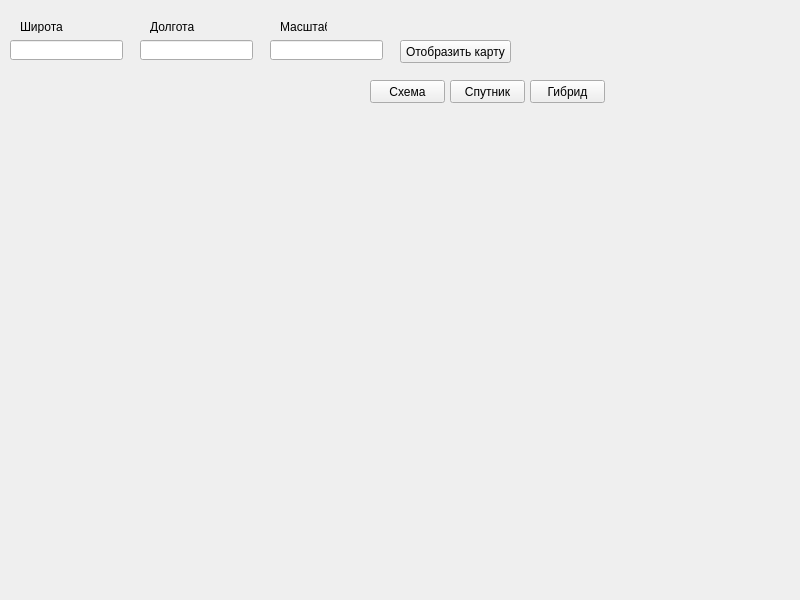
Above: main.ui from Igorka4k/Yandex_api before the change. Below: the same form after it.
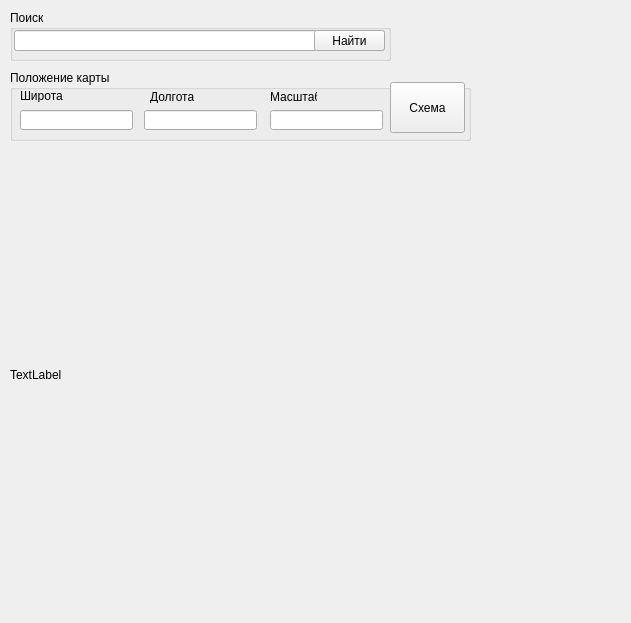
That is the form after the change.

Commit message: fourth task final bug found

The edit to the form file:
```diff
--- a/main.ui
+++ b/main.ui
@@ -6,8 +6,8 @@
    <rect>
     <x>0</x>
     <y>0</y>
-    <width>800</width>
-    <height>600</height>
+    <width>631</width>
+    <height>623</height>
    </rect>
   </property>
   <property name="windowTitle">
@@ -17,40 +17,52 @@
    <widget class="QLabel" name="label">
     <property name="geometry">
      <rect>
-      <x>20</x>
-      <y>110</y>
+      <x>10</x>
+      <y>150</y>
       <width>600</width>
       <height>450</height>
      </rect>
     </property>
     <property name="text">
-     <string/>
+     <string>TextLabel</string>
     </property>
    </widget>
-   <widget class="QLineEdit" name="lineEdit">
+   <widget class="QGroupBox" name="groupBox">
     <property name="geometry">
      <rect>
       <x>10</x>
-      <y>40</y>
-      <width>113</width>
-      <height>20</height>
+      <y>70</y>
+      <width>461</width>
+      <height>71</height>
      </rect>
     </property>
-   </widget>
-   <widget class="QLineEdit" name="lineEdit_2">
-    <property name="geometry">
-     <rect>
-      <x>140</x>
-      <y>40</y>
-      <width>113</width>
-      <height>20</height>
-     </rect>
+    <property name="title">
+     <string>Положение карты</string>
     </property>
-   </widget>
    <widget class="QLineEdit" name="lineEdit_3">
     <property name="geometry">
      <rect>
-      <x>270</x>
+       <x>260</x>
+       <y>40</y>
+       <width>113</width>
+       <height>20</height>
+      </rect>
+     </property>
+    </widget>
+    <widget class="QLineEdit" name="lineEdit_2">
+     <property name="geometry">
+      <rect>
+       <x>134</x>
+       <y>40</y>
+       <width>113</width>
+       <height>20</height>
+      </rect>
+     </property>
+    </widget>
+    <widget class="QLineEdit" name="lineEdit">
+     <property name="geometry">
+      <rect>
+       <x>10</x>
       <y>40</y>
       <width>113</width>
       <height>20</height>
@@ -60,8 +72,8 @@
    <widget class="QLabel" name="label_2">
     <property name="geometry">
      <rect>
-      <x>20</x>
-      <y>20</y>
+       <x>10</x>
+       <y>19</y>
       <width>47</width>
       <height>13</height>
      </rect>
@@ -73,7 +85,7 @@
    <widget class="QLabel" name="label_3">
     <property name="geometry">
      <rect>
-      <x>150</x>
+       <x>140</x>
       <y>20</y>
       <width>47</width>
       <height>13</height>
@@ -86,7 +98,7 @@
    <widget class="QLabel" name="label_4">
     <property name="geometry">
      <rect>
-      <x>280</x>
+       <x>260</x>
       <y>20</y>
       <width>47</width>
       <height>13</height>
@@ -96,57 +108,57 @@
      <string>Масштаб</string>
     </property>
    </widget>
-   <widget class="QPushButton" name="pushButton">
+    <widget class="QPushButton" name="pushButton_2">
     <property name="geometry">
      <rect>
-      <x>400</x>
-      <y>40</y>
-      <width>111</width>
-      <height>23</height>
-     </rect>
-    </property>
-    <property name="text">
-     <string>Отобразить карту</string>
-    </property>
-   </widget>
-   <widget class="QPushButton" name="buttonScheme">
-    <property name="geometry">
-     <rect>
-      <x>370</x>
-      <y>80</y>
+       <x>380</x>
+       <y>12</y>
       <width>75</width>
-      <height>23</height>
+       <height>51</height>
      </rect>
     </property>
     <property name="text">
      <string>Схема</string>
     </property>
    </widget>
-   <widget class="QPushButton" name="buttonSatellite">
+   </widget>
+   <widget class="QGroupBox" name="groupBox_2">
     <property name="geometry">
      <rect>
-      <x>450</x>
-      <y>80</y>
-      <width>75</width>
-      <height>23</height>
+      <x>10</x>
+      <y>10</y>
+      <width>381</width>
+      <height>51</height>
      </rect>
     </property>
-    <property name="text">
-     <string>Спутник</string>
+    <property name="title">
+     <string>Поиск</string>
     </property>
-   </widget>
-   <widget class="QPushButton" name="buttonHybrid">
+    <widget class="QPushButton" name="pushButton">
     <property name="geometry">
      <rect>
-      <x>530</x>
-      <y>80</y>
-      <width>75</width>
-      <height>23</height>
+       <x>304</x>
+       <y>20</y>
+       <width>71</width>
+       <height>21</height>
      </rect>
     </property>
     <property name="text">
-     <string>Гибрид</string>
-    </property>
+      <string>Найти</string>
+     </property>
+    </widget>
+    <widget class="QLineEdit" name="lineEdit_4">
+     <property name="geometry">
+      <rect>
+       <x>4</x>
+       <y>20</y>
+       <width>371</width>
+       <height>21</height>
+      </rect>
+     </property>
+    </widget>
+    <zorder>lineEdit_4</zorder>
+    <zorder>pushButton</zorder>
    </widget>
   </widget>
  </widget>
```
Lines whose indentation alone changed are shown as unchanged. The commit also changes 1 other file.
